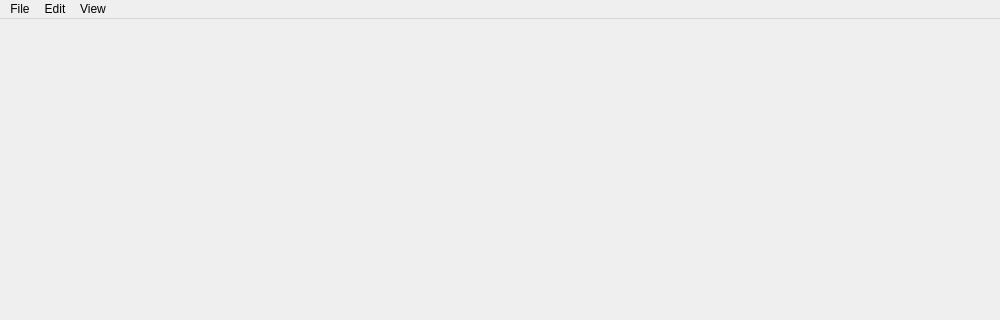
KutilinSA/GISmin, file UI/GISmin.ui: the form before one commit; both pictures show x 0 to 1000 and y 0 to 320 of the 1000 by 600 pixel window.
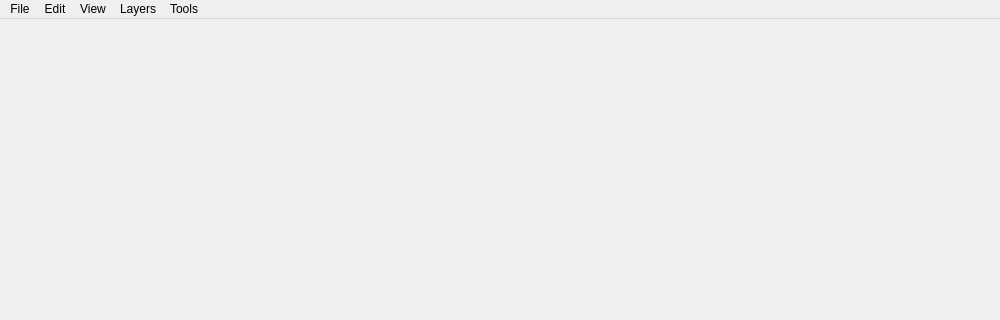
The form after the commit.

```diff
--- a/UI/GISmin.ui
+++ b/UI/GISmin.ui
@@ -66,9 +66,30 @@
     </property>
     <addaction name="actionLayers_Window"/>
    </widget>
+   <widget class="QMenu" name="menuLayers">
+    <property name="title">
+     <string>Layers</string>
+    </property>
+    <widget class="QMenu" name="menuAdd_Layer">
+     <property name="title">
+      <string>Add Layer</string>
+     </property>
+     <addaction name="actionRaster_Layer"/>
+     <addaction name="actionVector_Layer"/>
+    </widget>
+    <addaction name="menuAdd_Layer"/>
+   </widget>
+   <widget class="QMenu" name="menuTools">
+    <property name="title">
+     <string>Tools</string>
+    </property>
+    <addaction name="actionOpen_geojson_io"/>
+   </widget>
    <addaction name="menuFile"/>
    <addaction name="menuEdit"/>
    <addaction name="menuView"/>
+   <addaction name="menuLayers"/>
+   <addaction name="menuTools"/>
   </widget>
   <action name="actionOpen">
    <property name="text">
```
Left out of the diff: 70 changed lines with no effect on the pictures.
